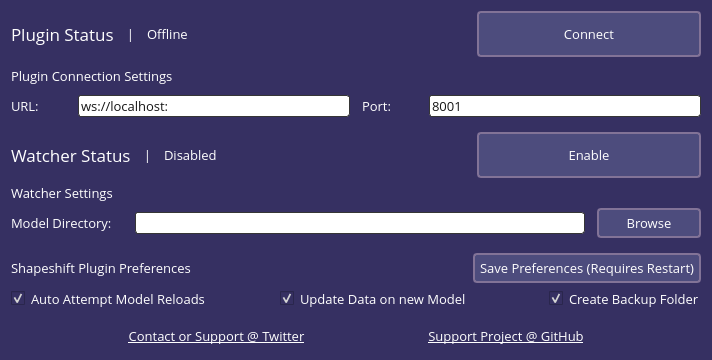
randypanopio/VTS-Shapeshift, file files/qtdesigner/plugin_windowv2.ui: the form before one commit.
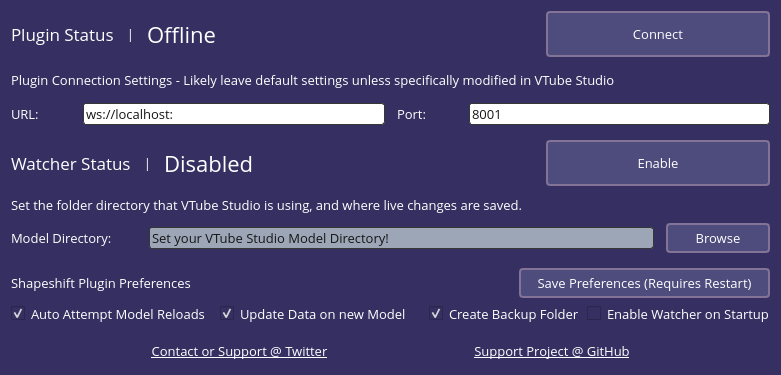
The form after the commit.

```diff
--- a/files/qtdesigner/plugin_windowv2.ui
+++ b/files/qtdesigner/plugin_windowv2.ui
@@ -2,12 +2,15 @@
 <ui version="4.0">
  <class>Form</class>
  <widget class="QWidget" name="Form">
+  <property name="enabled">
+   <bool>true</bool>
+  </property>
   <property name="geometry">
    <rect>
     <x>0</x>
     <y>0</y>
-    <width>712</width>
-    <height>360</height>
+    <width>781</width>
+    <height>375</height>
    </rect>
   </property>
   <property name="font">
@@ -45,6 +48,11 @@
     border: 1px solid #363636;
 }
 
+QLineEdit:disabled {
+background-color:rgb(157, 166, 182);
+
+}
+
 QPushButton {
     border: 2px solid #827397;
     border-radius: 4px;
@@ -59,7 +67,13 @@
 
 QPushButton:hover {
     border: none; /* no border for a flat push button */
-}</string>
+}
+
+QPushButton:disabled {
+    background-color: #5d576b;
+	color: #979699;
+}
+</string>
   </property>
   <layout class="QGridLayout" name="gridLayout">
    <item row="0" column="0">
@@ -102,6 +116,17 @@
              <height>0</height>
             </size>
            </property>
+           <property name="font">
+            <font>
+             <family>Open Sans</family>
+             <pointsize>-1</pointsize>
+             <italic>false</italic>
+             <bold>false</bold>
+            </font>
+           </property>
+           <property name="styleSheet">
+            <string notr="true">font-size: 22px;</string>
+           </property>
            <property name="text">
             <string>Offline</string>
            </property>
@@ -160,7 +185,7 @@
           <string notr="true"/>
          </property>
          <property name="text">
-          <string>Plugin Connection Settings</string>
+          <string>Plugin Connection Settings - Likely leave default settings unless specifically modified in VTube Studio</string>
          </property>
         </widget>
        </item>
@@ -249,6 +274,9 @@
              <height>0</height>
             </size>
            </property>
+           <property name="styleSheet">
+            <string notr="true">font-size: 22px;</string>
+           </property>
            <property name="text">
             <string>Disabled</string>
            </property>
@@ -313,7 +341,7 @@
           <string notr="true"/>
          </property>
          <property name="text">
-          <string>Watcher Settings</string>
+          <string>Set the folder directory that VTube Studio is using, and where live changes are saved.</string>
          </property>
         </widget>
        </item>
@@ -331,6 +359,9 @@
          </item>
          <item>
           <widget class="QLineEdit" name="directory_input">
+           <property name="enabled">
+            <bool>false</bool>
+           </property>
            <property name="sizePolicy">
             <sizepolicy hsizetype="Expanding" vsizetype="Fixed">
              <horstretch>0</horstretch>
@@ -338,12 +369,15 @@
             </sizepolicy>
            </property>
            <property name="text">
-            <string/>
+            <string>Set your VTube Studio Model Directory!</string>
            </property>
           </widget>
          </item>
          <item>
           <widget class="QPushButton" name="browse_button">
+           <property name="enabled">
+            <bool>true</bool>
+           </property>
            <property name="text">
             <string>Browse</string>
            </property>
@@ -405,7 +439,7 @@
         </layout>
        </item>
        <item>
-        <layout class="QHBoxLayout" name="horizontalLayout_12" stretch="2,2,0">
+        <layout class="QHBoxLayout" name="horizontalLayout_12" stretch="2,2,1,1">
          <item>
           <widget class="QCheckBox" name="model_reload_checkbox">
            <property name="text">
@@ -448,6 +482,13 @@
            </property>
           </widget>
          </item>
+         <item>
+          <widget class="QCheckBox" name="run_watcher_checkbox">
+           <property name="text">
+            <string>Enable Watcher on Startup</string>
+           </property>
+          </widget>
+         </item>
         </layout>
        </item>
       </layout>
```
